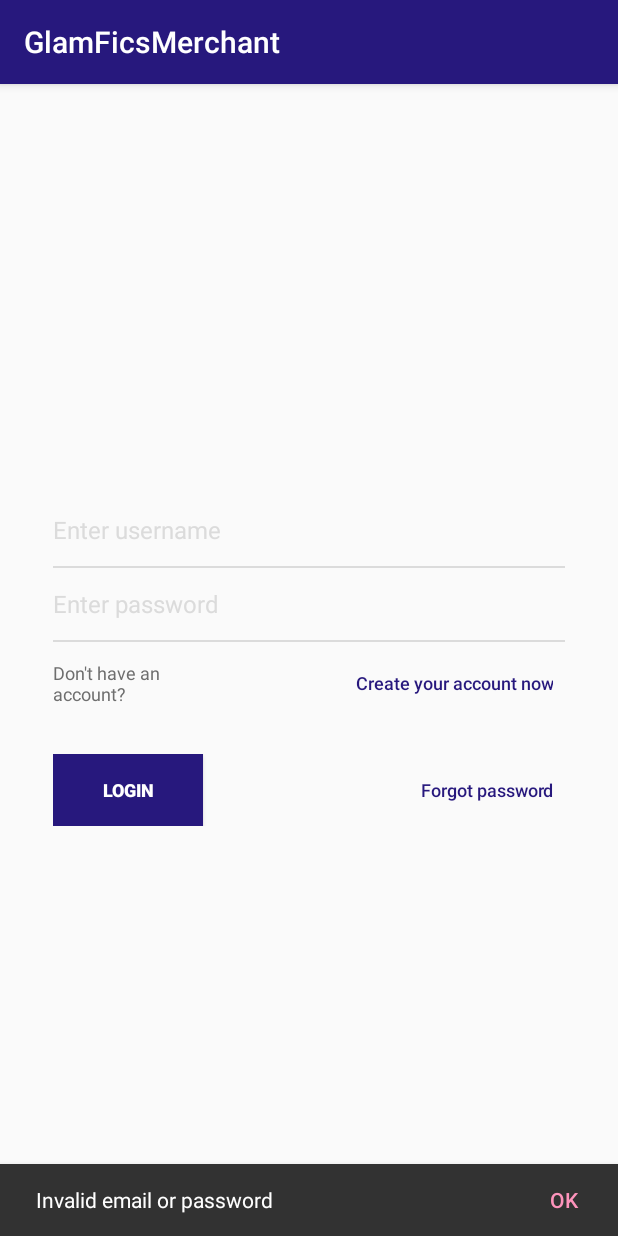
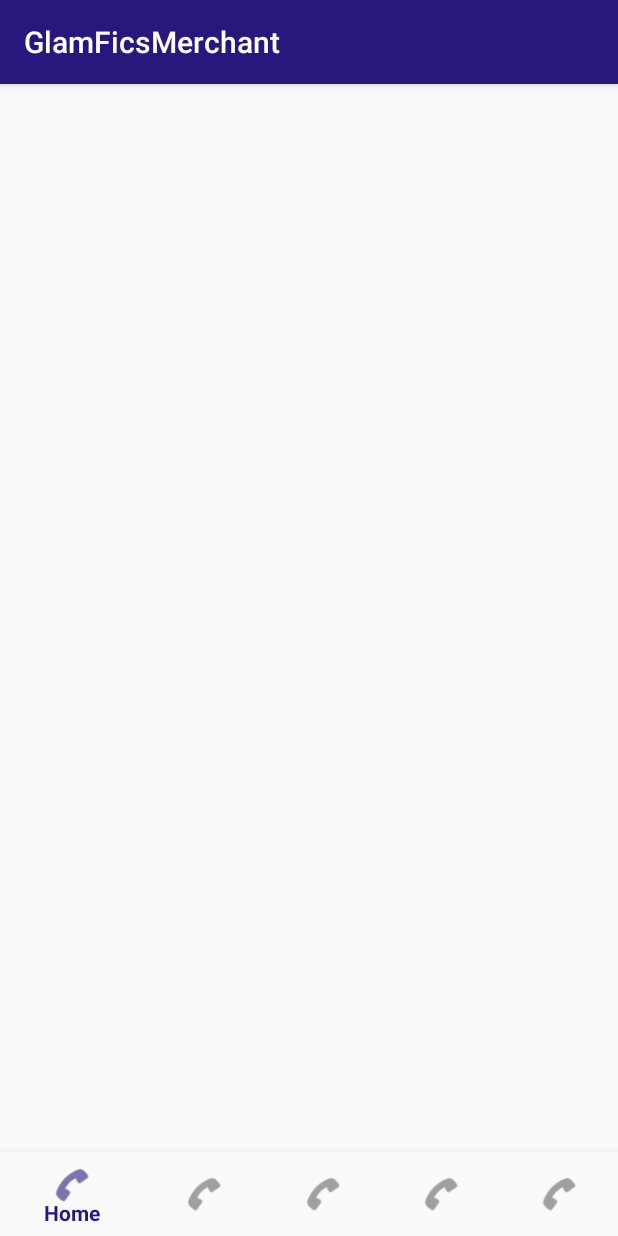
Before and after one commit to karthikApps/mvvm-merchant-databinding-dagger-basics, an Android app: the screen it shows after launch (LoginActivity before the commit, MainActivity after it), after a tap on "LOGIN", on a phone screen of 412 x 824 dp. Run offline under Robolectric (Android 15) with nearby library versions, the phone set to English and light mode, and no system bars; our stand-ins replace data binding.

```diff
--- a/app/src/main/AndroidManifest.xml
+++ b/app/src/main/AndroidManifest.xml
@@ -21,6 +21,8 @@
         <activity android:name="com.yottabit.gfmerchant.view.LoginActivity" />
 
         <activity android:name="com.yottabit.gfmerchant.view.RegisterActivity" />
+
+        <activity android:name="com.yottabit.gfmerchant.view.MainActivity" />
     </application>
 
 </manifest>
--- a/app/src/main/java/com/yottabit/gfmerchant/GlamficsApplication.java
+++ /dev/null
@@ -1,4 +0,0 @@
-package com.yottabit.gfmerchant;
-
-public class GlamficsApplication {
-}
--- a/app/src/main/java/com/yottabit/gfmerchant/view/LoginActivity.kt
+++ b/app/src/main/java/com/yottabit/gfmerchant/view/LoginActivity.kt
@@ -33,7 +33,7 @@ class LoginActivity : AppCompatActivity(), AuthListener {
     }
 
     override fun gotoMainActivity() {
-        TODO("not implemented") //To change body of created functions use File | Settings | File Templates.
+        startActivity(Intent(this, MainActivity::class.java))
     }
 
     override fun gotoRegisterActivity() {
--- a/app/src/main/java/com/yottabit/gfmerchant/viewmodel/LoginViewModel.kt
+++ b/app/src/main/java/com/yottabit/gfmerchant/viewmodel/LoginViewModel.kt
@@ -11,10 +11,11 @@ class LoginViewModel : ViewModel() {
 
 
     fun onLoginButtonClick(view: View) {
-        if (mobileNum.isNullOrEmpty() || password.isNullOrEmpty()) {
+        /*if (mobileNum.isNullOrEmpty() || password.isNullOrEmpty()) {
             authListener?.onFailure("Invalid email or password")
             return
-        }
+        }*/
+        authListener?.gotoMainActivity()
     }
 
     fun onRegisterClick(view: View) {
--- a/app/src/main/res/layout/main_activity.xml
+++ b/app/src/main/res/layout/main_activity.xml
@@ -1,11 +1,31 @@
 <?xml version="1.0" encoding="utf-8"?>
 <layout xmlns:android="http://schemas.android.com/apk/res/android"
-    xmlns:tools="http://schemas.android.com/tools">
+    xmlns:app="http://schemas.android.com/apk/res-auto">
 
-    <FrameLayout
-        android:id="@+id/container"
+    <LinearLayout
         android:layout_width="match_parent"
         android:layout_height="match_parent"
-        tools:context=".view.LoginActivity" />
+        android:orientation="vertical">
 
+        <FrameLayout
+            android:id="@+id/container"
+            android:layout_width="match_parent"
+            android:layout_height="0dp"
+            android:layout_weight="1" />
+
+
+        <com.google.android.material.bottomnavigation.BottomNavigationView
+            android:id="@+id/bottom_navigation_view_main"
+            android:layout_width="match_parent"
+            android:layout_height="wrap_content"
+            android:layout_gravity="bottom"
+            android:background="?android:attr/windowBackground"
+            app:itemIconSize="28dp"
+            app:layout_constraintBottom_toBottomOf="parent"
+            app:layout_constraintEnd_toEndOf="parent"
+            app:layout_constraintStart_toStartOf="parent"
+            app:layout_constraintTop_toTopOf="parent"
+            app:layout_constraintVertical_bias="1"
+            app:menu="@menu/menu_bottom_navigation_main" />
+    </LinearLayout>
 </layout>
--- /dev/null
+++ b/app/src/main/res/menu/menu_bottom_navigation_main.xml
@@ -0,0 +1,23 @@
+<?xml version="1.0" encoding="utf-8"?>
+<menu xmlns:android="http://schemas.android.com/apk/res/android">
+    <item
+        android:id="@+id/bottom_nav_home"
+        android:icon="@android:drawable/ic_menu_call"
+        android:title="@string/home" />
+    <item
+        android:id="@+id/bottom_nav_pending"
+        android:icon="@android:drawable/ic_menu_call"
+        android:title="@string/upcoming" />
+    <item
+        android:id="@+id/bottom_nav_history"
+        android:icon="@android:drawable/ic_menu_call"
+        android:title="@string/history" />
+    <item
+        android:id="@+id/bottom_navigation_appointments"
+        android:icon="@android:drawable/ic_menu_call"
+        android:title="@string/pending_appointments" />
+    <item
+        android:id="@+id/bottom_nav_account"
+        android:icon="@android:drawable/ic_menu_call"
+        android:title="@string/account" />
+</menu>
--- a/app/src/main/res/values/strings.xml
+++ b/app/src/main/res/values/strings.xml
@@ -11,4 +11,9 @@
     <string name="unisex">Unisex</string>
     <string name="register">Register</string>
     <string name="business_reg_num">Shop register number TIN (optional)</string>
+    <string name="home">Home</string>
+    <string name="upcoming">Upcoming</string>
+    <string name="history">History</string>
+    <string name="account">Account</string>
+    <string name="pending_appointments">Pending Approvals</string>
 </resources>
--- a/build.gradle
+++ b/build.gradle
@@ -26,3 +26,7 @@ allprojects {
 task clean(type: Delete) {
     delete rootProject.buildDir
 }
+
+ext {
+    daggerVersion = '2.11'
+}
```
Also changed, not shown: app/build.gradle (+6 -1 lines), app/src/main/java/com/yottabit/gfmerchant/dagger/AppComponent.kt (added, +11 -0 lines), app/src/main/java/com/yottabit/gfmerchant/dagger/AppModule.kt (added, +19 -0 lines), app/src/main/java/com/yottabit/gfmerchant/dagger/GlamficsApplication.kt (added, +17 -0 lines), app/src/main/java/com/yottabit/gfmerchant/view/MainActivity.kt (added, +66 -0 lines).
